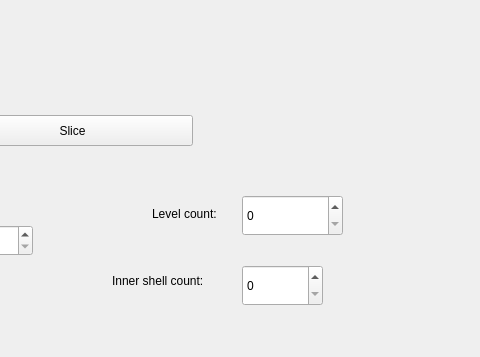
Before: the Qt Designer form src/gui/main_window.ui in aranyp20/MKUltra-merged, drawn with Qt 5; both pictures show x 638 to 1118 and y 465 to 822 of the 1118 by 822 pixel window.
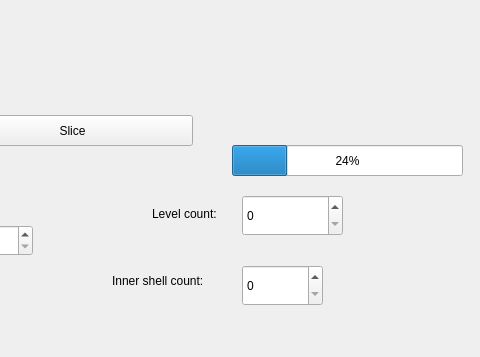
After: the same form once the commit is applied. Custom widgets are drawn as their Qt base class.

The edit to the form file:
```diff
--- a/src/gui/main_window.ui
+++ b/src/gui/main_window.ui
@@ -210,6 +210,19 @@
      </rect>
     </property>
    </widget>
+   <widget class="QProgressBar" name="slice_bar">
+    <property name="geometry">
+     <rect>
+      <x>870</x>
+      <y>610</y>
+      <width>231</width>
+      <height>31</height>
+     </rect>
+    </property>
+    <property name="value">
+     <number>24</number>
+    </property>
+   </widget>
   </widget>
  </widget>
  <customwidgets>
```
